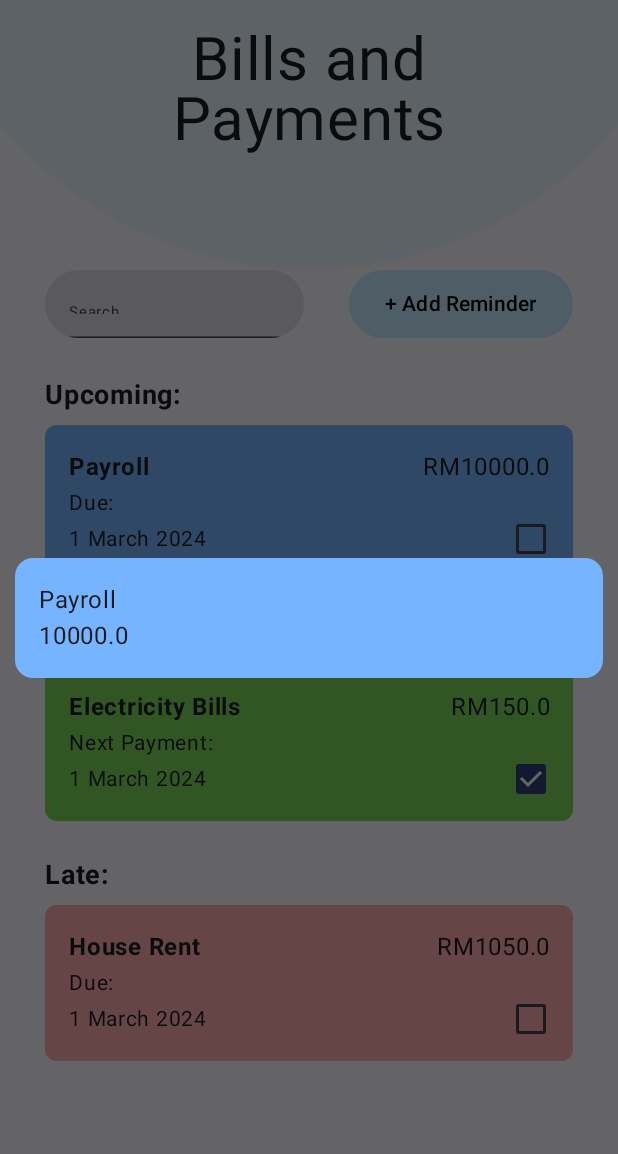
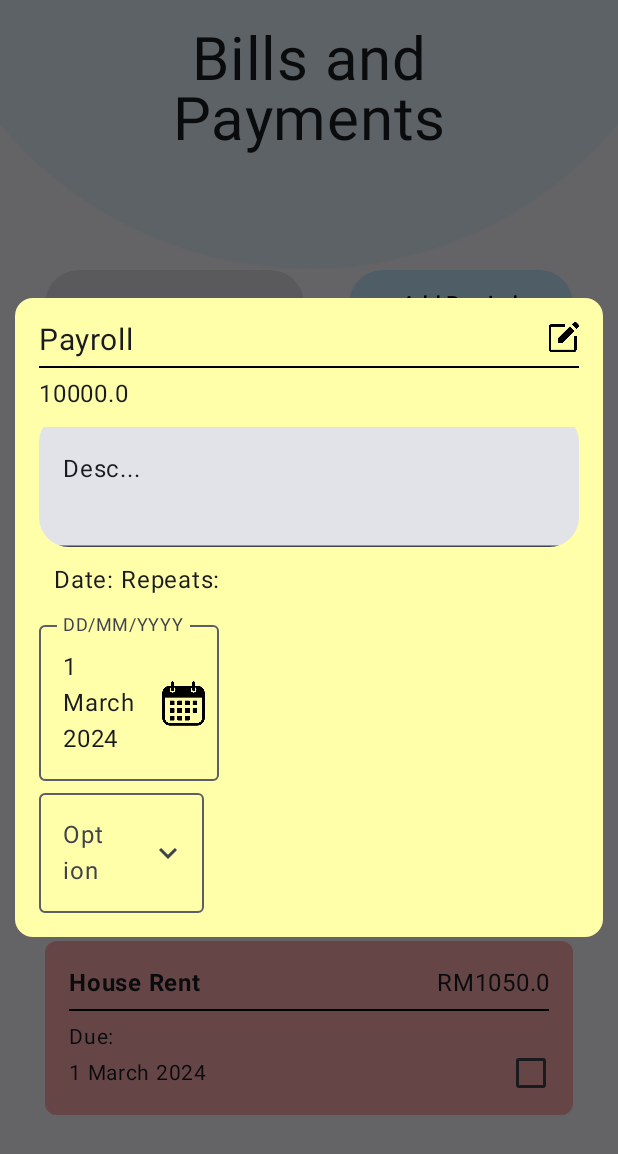
Before and after one commit to ExoticPengy/ArcticVault, an Android app built with Jetpack Compose: the composable ReminderScreen shown on its own in the app's theme, after a tap on "Payroll", on a phone screen of 412 x 824 dp. Shown: the top 1154 px of the screen. Run offline under Robolectric (Android 15) with nearby library versions, the phone set to English and light mode, and no system bars; 2 statements that could not run were skipped.

Commit message:
reminder detail

```diff
--- a/app/src/main/java/com/example/arcticvault/ui/theme/AddReminder.kt
+++ b/app/src/main/java/com/example/arcticvault/ui/theme/AddReminder.kt
@@ -1,5 +1,8 @@
 package com.example.arcticvault.ui.theme
 
+import android.app.DatePickerDialog
+import android.widget.DatePicker
+import androidx.compose.foundation.Image
 import androidx.compose.foundation.background
 import androidx.compose.foundation.clickable
 import androidx.compose.foundation.layout.Arrangement
@@ -35,19 +38,26 @@ import androidx.compose.ui.draw.clip
 import androidx.compose.ui.geometry.Size
 import androidx.compose.ui.graphics.Color
 import androidx.compose.ui.layout.onGloballyPositioned
+import androidx.compose.ui.platform.LocalContext
 import androidx.compose.ui.platform.LocalDensity
+import androidx.compose.ui.res.painterResource
 import androidx.compose.ui.text.font.FontWeight
 import androidx.compose.ui.text.style.TextAlign
 import androidx.compose.ui.unit.dp
 import androidx.compose.ui.unit.sp
 import androidx.compose.ui.unit.toSize
 import androidx.compose.ui.window.Dialog
+import com.example.arcticvault.R
+import java.util.Calendar
 
 @Composable
 fun ReminderDialog(onDismiss: () -> Unit) {
     var title by remember { mutableStateOf("") }
     var desc by remember { mutableStateOf("") }
     var amount by remember { mutableStateOf("") }
+    var date by remember { mutableStateOf("") }
+    var selectedCategory by remember { mutableStateOf("") }
+
 
     Dialog(onDismissRequest = onDismiss) {
         Surface(
@@ -55,10 +65,20 @@ fun ReminderDialog(onDismiss: () -> Unit) {
             shape = RoundedCornerShape(12.dp),
             modifier = Modifier.padding(10.dp)
         ) {
-            Column(modifier = Modifier.padding(16.dp)) {
+            Column(modifier = Modifier.fillMaxWidth()) {
+                Image(painter = painterResource(R.drawable.closeicon),
+                    contentDescription = "Close",
+                    modifier = Modifier
+                        .align(Alignment.End)
+                        .size(40.dp)
+                        .clickable(onClick = onDismiss))
+            }
+            Column (modifier = Modifier.padding(10.dp)){
+
                 Text(
                     "New Reminder", fontSize = 20.sp, fontWeight = FontWeight.Bold,
                     modifier = Modifier.align(Alignment.CenterHorizontally)
+
                 )
                 Spacer(modifier = Modifier.height(20.dp))
                 Row {
@@ -74,7 +94,6 @@ fun ReminderDialog(onDismiss: () -> Unit) {
 
                 Spacer(modifier = Modifier.height(16.dp))
 
-                // Description
                 Row {
                     Text(text = "Desc: ")
                     TextField(value = desc, onValueChange = { desc = it },
@@ -98,14 +117,9 @@ fun ReminderDialog(onDismiss: () -> Unit) {
                 }
                 Spacer(modifier = Modifier.height(16.dp))
 
-                // Date
                 Row {
                     Text(text = "Date: ")
-                    TextField(value = "", onValueChange = {},
-                        modifier = Modifier
-                            .weight(1f)
-                            .clip(RoundedCornerShape(40.dp))
-                            .size(45.dp))
+                    DatePickerField(value = date, onDateSelected = { newDate -> date = newDate })
 
                 }
                 Spacer(modifier = Modifier.height(16.dp))
@@ -119,15 +133,18 @@ fun ReminderDialog(onDismiss: () -> Unit) {
 
                 Text(text = "Set Category")
 
-                // Categories
-                Row(modifier = Modifier.fillMaxWidth()
+                Row(modifier = Modifier
+                    .fillMaxWidth()
                     .padding(top = 10.dp)
-                    .background(color = Color(231,245,255))
+                    .background(color = Color(231, 245, 255))
                     .padding(vertical = 10.dp),
                     horizontalArrangement = Arrangement.SpaceEvenly,
 
                 ) {
-                    Button( onClick = {  },
+                    CategoryButton("Utility", selectedCategory, onCategorySelected = { selectedCategory = it })
+                    CategoryButton("Payroll", selectedCategory, onCategorySelected = { selectedCategory = it })
+                    CategoryButton("Taxes", selectedCategory, onCategorySelected = { selectedCategory = it })
+                    /*Button( onClick = {  },
                         colors = ButtonDefaults.buttonColors(Color(199, 234, 255))) {
                         Text("Utility", color = Color.Black)
                     }
@@ -138,11 +155,10 @@ fun ReminderDialog(onDismiss: () -> Unit) {
                     Button( onClick = {  },
                         colors = ButtonDefaults.buttonColors(Color(199, 234, 255))) {
                         Text("Taxes", color = Color.Black)
-                    }
+                    }*/
                 }
                 Spacer(modifier = Modifier.height(16.dp))
 
-                // Add button
                 Button(
                     onClick = onDismiss,
                     modifier = Modifier.align(Alignment.CenterHorizontally)
@@ -155,7 +171,22 @@ fun ReminderDialog(onDismiss: () -> Unit) {
 }
 
 @Composable
-fun DropDownMenu() {
+fun CategoryButton(category: String, selectedCategory: String, onCategorySelected: (String) -> Unit) {
+    Button(
+        onClick = { onCategorySelected(category) },
+        colors = ButtonDefaults.buttonColors(
+            containerColor =
+            if (category == selectedCategory) Color(118, 180, 255)
+            else Color(199, 234, 255)
+        )
+    ) {
+        Text(category, color = Color.Black)
+    }
+}
+
+//repeat frequency option function
+@Composable
+fun DropDownMenu(modifier: Modifier = Modifier) {
 
     var expanded by remember { mutableStateOf(false) }
     val suggestions = listOf("Once", "Daily", "Monthly", "Yearly")
@@ -200,3 +231,40 @@ fun DropDownMenu() {
     }
 
 }
+
+
+//date picker function
+@Composable
+fun DatePickerField(modifier: Modifier = Modifier, value: String, onDateSelected: (String) -> Unit) {
+    val context = LocalContext.current
+    val calendar = Calendar.getInstance()
+
+    fun showDatePicker() {
+        DatePickerDialog(
+            context,
+            { _: DatePicker, year: Int, month: Int, dayOfMonth: Int ->
+                onDateSelected("$dayOfMonth/${month + 1}/$year")
+            },
+            calendar.get(Calendar.YEAR),
+            calendar.get(Calendar.MONTH),
+            calendar.get(Calendar.DAY_OF_MONTH)
+        ).show()
+    }
+
+    OutlinedTextField(
+        value = value,
+        onValueChange = { },
+        readOnly = true,
+        modifier = Modifier.clickable { showDatePicker() },
+        label = { Text("DD/MM/YYYY") },
+        trailingIcon = {
+            Image(
+                painter = painterResource(R.drawable.calendaricon),
+                contentDescription = "Select Date",
+                modifier = Modifier
+                    .clickable { showDatePicker() }
+                    .size(30.dp)
+            )
+        }
+    )
+}
--- a/app/src/main/java/com/example/arcticvault/ui/theme/Reminder.kt
+++ b/app/src/main/java/com/example/arcticvault/ui/theme/Reminder.kt
@@ -18,6 +18,7 @@ import androidx.compose.material3.Button
 import androidx.compose.material3.ButtonDefaults
 import androidx.compose.material3.Card
 import androidx.compose.material3.Checkbox
+import androidx.compose.material3.Divider
 import androidx.compose.material3.Surface
 import androidx.compose.material3.Text
 import androidx.compose.material3.TextField
@@ -41,8 +42,6 @@ import com.example.arcticvault.R
 
 @Composable
 fun ReminderScreen() {
-    Surface {
-    }
     Column {
         ReminderTopUi()
         BillScreen()
@@ -194,7 +193,9 @@ fun BillItem(bill: Bill, onClick: (Bill) -> Unit) {
                     fontSize = 16.sp,
                     textAlign = TextAlign.End
                 )
+
             }
+            Divider(color = Color.Black, thickness = 1.dp, modifier = Modifier.padding(vertical = 5.dp))
             if (bill.status == "Done") {
                 Text("Next Payment:", fontSize = 14.sp)
             } else {
--- a/app/src/main/java/com/example/arcticvault/ui/theme/ViewReminderDetail.kt
+++ b/app/src/main/java/com/example/arcticvault/ui/theme/ViewReminderDetail.kt
@@ -1,33 +1,79 @@
 package com.example.arcticvault.ui.theme
 
+import androidx.compose.foundation.Image
 import androidx.compose.foundation.layout.Column
+import androidx.compose.foundation.layout.Row
 import androidx.compose.foundation.layout.fillMaxWidth
+import androidx.compose.foundation.layout.height
 import androidx.compose.foundation.layout.padding
+import androidx.compose.foundation.layout.size
+import androidx.compose.foundation.layout.width
 import androidx.compose.foundation.shape.RoundedCornerShape
+import androidx.compose.material3.Divider
 import androidx.compose.material3.OutlinedTextField
 import androidx.compose.material3.Surface
 import androidx.compose.material3.Text
+import androidx.compose.material3.TextField
 import androidx.compose.runtime.Composable
 import androidx.compose.ui.Alignment
 import androidx.compose.ui.Modifier
+import androidx.compose.ui.draw.clip
 import androidx.compose.ui.graphics.Color
+import androidx.compose.ui.res.painterResource
 import androidx.compose.ui.text.font.FontWeight
 import androidx.compose.ui.unit.dp
 import androidx.compose.ui.unit.sp
 import androidx.compose.ui.window.Dialog
+import com.example.arcticvault.R
 
 @Composable
 fun BillDetailsDialog(bill: Bill, onDismiss: () -> Unit){
     Dialog(onDismissRequest = onDismiss){
         Surface(
-            color = Color(118, 180, 255),
+            color = Color(255,255,170),
             shape = RoundedCornerShape(12.dp),
             modifier = Modifier.padding(10.dp)
         ){
-            Column(modifier = Modifier.padding(16.dp)
+            Column(modifier = Modifier
+                .padding(16.dp)
                 .fillMaxWidth()) {
-                Text(text = bill.name)
+                Row{
+                    Text(text = bill.name, fontSize = 20.sp)
+                    Column (modifier = Modifier.fillMaxWidth()){
+                        Image(painter = painterResource(R.drawable.editicon),
+                            contentDescription = "Edit",
+                            modifier = Modifier
+                                .align(Alignment.End)
+                                .size(20.dp))
+                    }
+
+                }
+                Divider(color = Color.Black, thickness = 1.dp, modifier = Modifier.padding(vertical = 5.dp))
+
                 Text(text = bill.amount.toString())
+                TextField(value = "Desc...", onValueChange = { },
+                    modifier = Modifier
+                        .clip(RoundedCornerShape(20.dp))
+                        .height(90.dp)
+                        .fillMaxWidth()
+                        .padding(top = 10.dp))
+
+                Column {
+                    Row (modifier = Modifier.padding(10.dp)){
+                        Text(text = "Date: ")
+                        Text(text = "Repeats: ")
+                    }
+                    Row (modifier = Modifier.width(120.dp)){
+                        DatePickerField(value = bill.dueDate, onDateSelected = { })
+                    }
+                    Row (modifier = Modifier.width(110.dp)){
+                        DropDownMenu()
+                    }
+
+
+                }
+
+
 
                 /*OutlinedTextField(
                     value = bill.name,
```
Also changed, not shown: app/src/main/res/drawable/closeicon.png (added).
